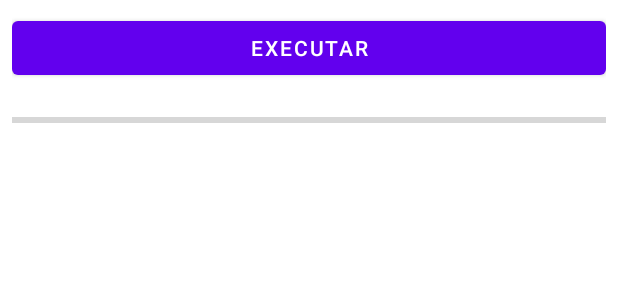
After one commit to FeTanaka/Impacta2023-AsyncTask, an Android app: the layout fragment_async_task.xml on its own in the app's theme, with its tools: preview values and no code run, on a phone screen of 412 x 824 dp. The commit adds this screen. Shown: the top 300 px of the screen. Run offline under Robolectric (Android 15) with nearby library versions, the phone set to English and light mode, and no system bars.

Commit message:
novo destino

```diff
--- /dev/null
+++ b/app/src/main/res/layout/fragment_async_task.xml
@@ -0,0 +1,41 @@
+<?xml version="1.0" encoding="utf-8"?>
+<androidx.constraintlayout.widget.ConstraintLayout xmlns:android="http://schemas.android.com/apk/res/android"
+    xmlns:app="http://schemas.android.com/apk/res-auto"
+    xmlns:tools="http://schemas.android.com/tools"
+    android:layout_width="match_parent"
+    android:layout_height="match_parent"
+    android:layout_margin="8dp"
+    tools:context=".AsyncTaskFragment">
+
+    <Button
+        android:id="@+id/button"
+        android:layout_width="0dp"
+        android:layout_height="wrap_content"
+        android:text="Executar"
+        app:layout_constraintBottom_toTopOf="@+id/progressBar"
+        app:layout_constraintEnd_toEndOf="parent"
+        app:layout_constraintStart_toStartOf="parent"
+        app:layout_constraintTop_toTopOf="parent" />
+
+    <ProgressBar
+        android:id="@+id/progressBar"
+        style="?android:attr/progressBarStyleHorizontal"
+        android:layout_width="0dp"
+        android:layout_height="wrap_content"
+        android:layout_marginTop="16dp"
+        android:layout_marginBottom="16dp"
+        app:layout_constraintBottom_toTopOf="@+id/textView"
+        app:layout_constraintEnd_toEndOf="parent"
+        app:layout_constraintStart_toStartOf="parent"
+        app:layout_constraintTop_toBottomOf="@+id/button" />
+
+    <TextView
+        android:id="@+id/textView"
+        android:layout_width="0dp"
+        android:layout_height="0dp"
+        android:gravity="center"
+        app:layout_constraintBottom_toBottomOf="parent"
+        app:layout_constraintEnd_toEndOf="parent"
+        app:layout_constraintStart_toStartOf="parent"
+        app:layout_constraintTop_toBottomOf="@+id/progressBar" />
+</androidx.constraintlayout.widget.ConstraintLayout>
--- a/app/src/main/res/values/strings.xml
+++ b/app/src/main/res/values/strings.xml
@@ -1,3 +1,5 @@
 <resources>
     <string name="app_name">UsingAsyncTask</string>
+    <!-- TODO: Remove or change this placeholder text -->
+    <string name="hello_blank_fragment">Hello blank fragment</string>
 </resources>
```
Also changed, not shown: app/src/main/java/br/com/impacta/curso/usingasynctask/AsyncTaskFragment.kt (added, +59 -0 lines), app/src/main/res/navigation/nav_graph.xml (+8 -1 lines).
